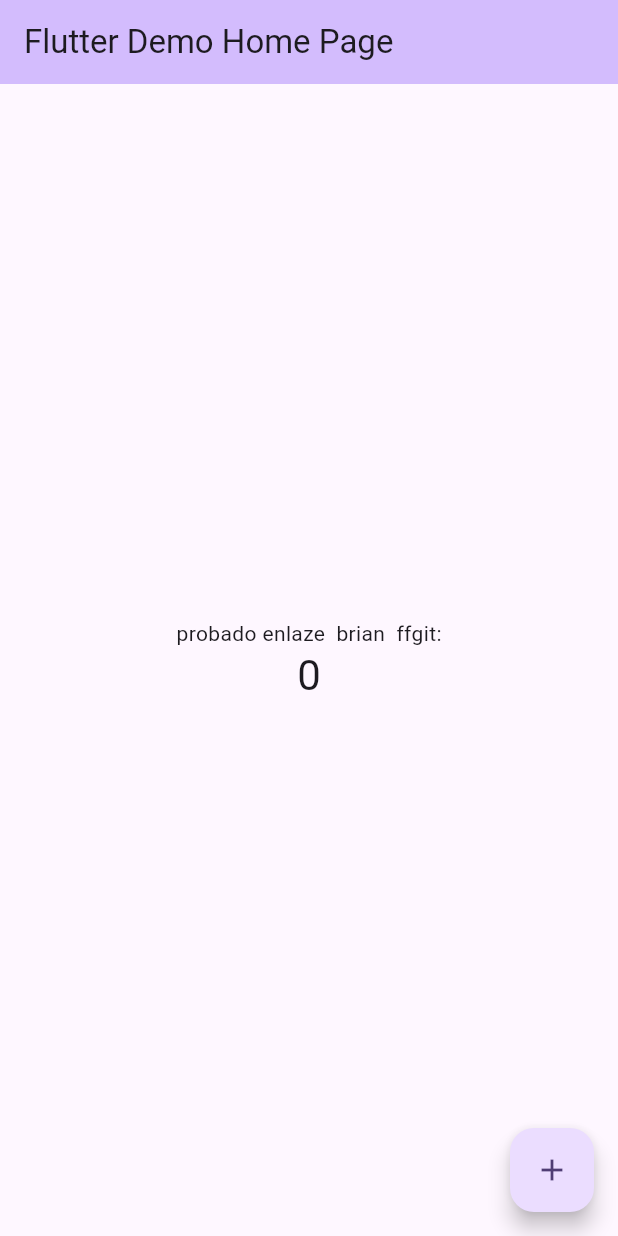
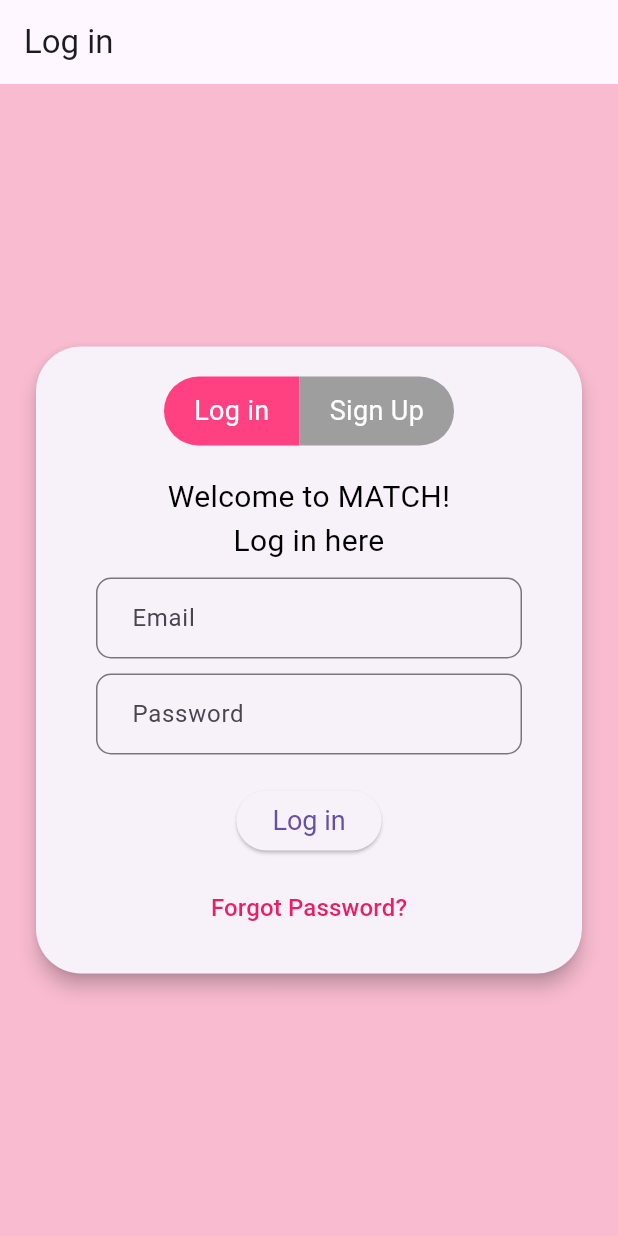
Before and after one commit to Brianpppp/proyecto_match, a Flutter app: the screen it shows after launch, on a phone screen of 412 x 824 dp. Run offline on Flutter 3.47's test engine with Material 3 defaults, Android fonts, the phone set to English and light mode, and no system bars; our stand-ins replace firebase_auth, firebase_core; accounts and stored records are empty.

Commit message:
creación de log in/sign up + bbdd

```diff
--- a/lib/main.dart
+++ b/lib/main.dart
@@ -1,126 +1,28 @@
-//archivo modificado 3
 import 'package:flutter/material.dart';
+import 'package:firebase_core/firebase_core.dart';
+import 'firebase_options.dart';
+import 'screens/login_registro_screen.dart'; // Ajusta la ruta de importación
 
-void main() {
-  runApp(const MyApp());
+void main() async {
+  // Código de inicialización de la aplicación
+  WidgetsFlutterBinding.ensureInitialized();
+  // Código de inicialización de Firebase
+  await Firebase.initializeApp(
+    options: DefaultFirebaseOptions.currentPlatform,
+  );
+  // Ejecuta la aplicación
+  runApp(MyApp());
 }
 
 class MyApp extends StatelessWidget {
-  const MyApp({super.key});
-
-  // This widget is the root of your application.
   @override
   Widget build(BuildContext context) {
     return MaterialApp(
-      title: 'Flutter Demo',
+      title: 'Flutter Authentication',
       theme: ThemeData(
-        // This is the theme of your application.
-        //
-        // TRY THIS: Try running your application with "flutter run". You'll see
-        // the application has a blue toolbar. Then, without quitting the app,
-        // try changing the seedColor in the colorScheme below to Colors.green
-        // and then invoke "hot reload" (save your changes or press the "hot
-        // reload" button in a Flutter-supported IDE, or press "r" if you used
-        // the command line to start the app).
-        //
-        // Notice that the counter didn't reset back to zero; the application
-        // state is not lost during the reload. To reset the state, use hot
-        // restart instead.
-        //
-        // This works for code too, not just values: Most code changes can be
-        // tested with just a hot reload.
-        colorScheme: ColorScheme.fromSeed(seedColor: Colors.deepPurple),
-        useMaterial3: true,
+        primarySwatch: Colors.pink,
       ),
-      home: const MyHomePage(title: 'Flutter Demo Home Page'),
+      home: AuthScreen(), // Utiliza AuthScreen como la pantalla principal
     );
   }
 }
-
-class MyHomePage extends StatefulWidget {
-  const MyHomePage({super.key, required this.title});
-
-  // This widget is the home page of your application. It is stateful, meaning
-  // that it has a State object (defined below) that contains fields that affect
-  // how it looks.
-
-  // This class is the configuration for the state. It holds the values (in this
-  // case the title) provided by the parent (in this case the App widget) and
-  // used by the build method of the State. Fields in a Widget subclass are
-  // always marked "final".
-
-  final String title;
-
-  @override
-  State<MyHomePage> createState() => _MyHomePageState();
-}
-
-class _MyHomePageState extends State<MyHomePage> {
-  int _counter = 0;
-
-  void _incrementCounter() {
-    setState(() {
-      // This call to setState tells the Flutter framework that something has
-      // changed in this State, which causes it to rerun the build method below
-      // so that the display can reflect the updated values. If we changed
-      // _counter without calling setState(), then the build method would not be
-      // called again, and so nothing would appear to happen.
-      _counter++;
-    });
-  }
-
-  @override
-  Widget build(BuildContext context) {
-    // This method is rerun every time setState is called, for instance as done
-    // by the _incrementCounter method above.
-    //
-    // The Flutter framework has been optimized to make rerunning build methods
-    // fast, so that you can just rebuild anything that needs updating rather
-    // than having to individually change instances of widgets.
-    return Scaffold(
-      appBar: AppBar(
-        // TRY THIS: Try changing the color here to a specific color (to
-        // Colors.amber, perhaps?) and trigger a hot reload to see the AppBar
-        // change color while the other colors stay the same.
-        backgroundColor: Theme.of(context).colorScheme.inversePrimary,
-        // Here we take the value from the MyHomePage object that was created by
-        // the App.build method, and use it to set our appbar title.
-        title: Text(widget.title),
-      ),
-      body: Center(
-        // Center is a layout widget. It takes a single child and positions it
-        // in the middle of the parent.
-        child: Column(
-          // Column is also a layout widget. It takes a list of children and
-          // arranges them vertically. By default, it sizes itself to fit its
-          // children horizontally, and tries to be as tall as its parent.
-          //
-          // Column has various properties to control how it sizes itself and
-          // how it positions its children. Here we use mainAxisAlignment to
-          // center the children vertically; the main axis here is the vertical
-          // axis because Columns are vertical (the cross axis would be
-          // horizontal).
-          //
-          // TRY THIS: Invoke "debug painting" (choose the "Toggle Debug Paint"
-          // action in the IDE, or press "p" in the console), to see the
-          // wireframe for each widget.
-          mainAxisAlignment: MainAxisAlignment.center,
-          children: <Widget>[
-            const Text(
-              'probado enlaze  brian  ffgit:',
-            ),
-            Text(
-              '$_counter',
-              style: Theme.of(context).textTheme.headlineMedium,
-            ),
-          ],
-        ),
-      ),
-      floatingActionButton: FloatingActionButton(
-        onPressed: _incrementCounter,
-        tooltip: 'Increment',
-        child: const Icon(Icons.add),
-      ), // This trailing comma makes auto-formatting nicer for build methods.
-    );
-  }
-}
--- /dev/null
+++ b/lib/screens/login_registro_screen.dart
@@ -0,0 +1,263 @@
+import 'package:flutter/material.dart';
+import 'package:firebase_core/firebase_core.dart';
+import 'package:firebase_auth/firebase_auth.dart';
+import '../firebase_options.dart';
+
+void main() async {
+  WidgetsFlutterBinding.ensureInitialized();
+  await Firebase.initializeApp(
+    options: DefaultFirebaseOptions.currentPlatform,
+  );
+  runApp(MyApp());
+}
+
+class MyApp extends StatelessWidget {
+  @override
+  Widget build(BuildContext context) {
+    return MaterialApp(
+      title: 'Flutter Authentication',
+      theme: ThemeData(
+        primarySwatch: Colors.pink,
+        colorScheme: ColorScheme.fromSwatch().copyWith(secondary: Colors.pink), // Definir el esquema de colores con el tono de rosa
+        backgroundColor: Colors.pink[100], // Establecer el color de fondo
+      ),
+      home: AuthScreen(),
+    );
+  }
+}
+
+class AuthScreen extends StatefulWidget {
+  @override
+  _AuthScreenState createState() => _AuthScreenState();
+}
+
+class _AuthScreenState extends State<AuthScreen> {
+  final _auth = FirebaseAuth.instance;
+  bool _isLoading = false;
+  bool _isLogin = true;
+  final _emailController = TextEditingController();
+  final _passwordController = TextEditingController();
+
+  Future<void> _authenticate(BuildContext context) async {
+    setState(() {
+      _isLoading = true;
+    });
+
+    try {
+      if (_isLogin) {
+        await _signInWithEmail(context);
+      } else {
+        await _signUpWithEmail();
+      }
+    } finally {
+      setState(() {
+        _isLoading = false;
+      });
+    }
+  }
+
+  Future<void> _signInWithEmail(BuildContext context) async {
+    try {
+      final userCredential = await _auth.signInWithEmailAndPassword(
+        email: _emailController.text,
+        password: _passwordController.text,
+      );
+      if (userCredential.user != null) {
+        ScaffoldMessenger.of(context).showSnackBar(
+          SnackBar(
+            content: Text('Log in successful!'),
+            duration: Duration(seconds: 2),
+          ),
+        );
+      }
+    } on FirebaseAuthException catch (error) {
+      _showErrorDialog(error.message ?? 'An error occurred');
+    }
+  }
+
+  Future<void> _signUpWithEmail() async {
+    try {
+      final userCredential = await _auth.createUserWithEmailAndPassword(
+        email: _emailController.text,
+        password: _passwordController.text,
+      );
+      if (userCredential.user != null) {
+        // Navigate to your desired screen after successful registration
+      }
+    } on FirebaseAuthException catch (error) {
+      _showErrorDialog(error.message ?? 'An error occurred');
+    }
+  }
+
+  Future<void> _resetPassword() async {
+    try {
+      await _auth.sendPasswordResetEmail(email: _emailController.text);
+      ScaffoldMessenger.of(context).showSnackBar(
+        SnackBar(
+          content: Text('Password reset email sent!'),
+          duration: Duration(seconds: 2),
+        ),
+      );
+    } catch (error) {
+      _showErrorDialog('Failed to send reset email. Please check your email address.');
+    }
+  }
+
+  void _showErrorDialog(String message) {
+    showDialog(
+      context: context,
+      builder: (ctx) => AlertDialog(
+        title: Text('Error'),
+        content: Text(message),
+        actions: <Widget>[
+          TextButton(
+            child: Text('Okay'),
+            onPressed: () {
+              Navigator.of(ctx).pop();
+            },
+          )
+        ],
+      ),
+    );
+  }
+
+  @override
+  Widget build(BuildContext context) {
+    return Scaffold(
+      appBar: AppBar(
+        title: Text(_isLogin ? 'Log in' : 'Sign Up'),
+      ),
+      body: Container(
+        color: Colors.pink[100],
+        padding: EdgeInsets.all(20),
+        child: Center(
+          child: SingleChildScrollView(
+            child: Card(
+              elevation: 5,
+              shape: RoundedRectangleBorder(
+                borderRadius: BorderRadius.circular(30),
+              ),
+              child: Padding(
+                padding: EdgeInsets.all(20),
+                child: Column(
+                  mainAxisAlignment: MainAxisAlignment.center,
+                  children: [
+                    Row(
+                      mainAxisAlignment: MainAxisAlignment.center,
+                      children: [
+                        GestureDetector(
+                          onTap: () {
+                            setState(() {
+                              _isLogin = true;
+                            });
+                          },
+                          child: Container(
+                            padding: EdgeInsets.symmetric(vertical: 10, horizontal: 20),
+                            decoration: BoxDecoration(
+                              color: _isLogin ? Colors.pinkAccent : Colors.grey,
+                              borderRadius: BorderRadius.only(
+                                topLeft: Radius.circular(30),
+                                bottomLeft: Radius.circular(30),
+                              ),
+                            ),
+                            child: Text(
+                              'Log in',
+                              style: TextStyle(color: Colors.white, fontSize: 18),
+                            ),
+                          ),
+                        ),
+                        GestureDetector(
+                          onTap: () {
+                            setState(() {
+                              _isLogin = false;
+                            });
+                          },
+                          child: Container(
+                            padding: EdgeInsets.symmetric(vertical: 10, horizontal: 20),
+                            decoration: BoxDecoration(
+                              color: _isLogin ? Colors.grey : Colors.pinkAccent,
+                              borderRadius: BorderRadius.only(
+                                topRight: Radius.circular(30),
+                                bottomRight: Radius.circular(30),
+                              ),
+                            ),
+                            child: Text(
+                              'Sign Up',
+                              style: TextStyle(color: Colors.white, fontSize: 18),
+                            ),
+                          ),
+                        ),
+                      ],
+                    ),
+                    SizedBox(height: 20),
+                    Text(
+                      _isLogin
+                          ? 'Welcome to MATCH!\nLog in here'
+                          : 'Welcome to MATCH!\nSign up here',
+                      textAlign: TextAlign.center,
+                      style: TextStyle(color: Colors.black, fontSize: 20),
+                    ),
+                    SizedBox(height: 10),
+                    Padding(
+                      padding: EdgeInsets.symmetric(horizontal: 20),
+                      child: TextField(
+                        controller: _emailController,
+                        decoration: InputDecoration(
+                          labelText: 'Email',
+                          border: OutlineInputBorder(
+                            borderRadius: BorderRadius.circular(10),
+                          ),
+                          contentPadding: EdgeInsets.symmetric(vertical: 15, horizontal: 20),
+                        ),
+                        keyboardType: TextInputType.emailAddress,
+                      ),
+                    ),
+                    SizedBox(height: 10),
+                    Padding(
+                      padding: EdgeInsets.symmetric(horizontal: 20),
+                      child: TextField(
+                        controller: _passwordController,
+                        decoration: InputDecoration(
+                          labelText: 'Password',
+                          border: OutlineInputBorder(
+                            borderRadius: BorderRadius.circular(10),
+                          ),
+                          contentPadding: EdgeInsets.symmetric(vertical: 15, horizontal: 20),
+                        ),
+                        obscureText: true,
+                      ),
+                    ),
+                    SizedBox(height: 20),
+                    ElevatedButton(
+                      onPressed: () => _authenticate(context),
+                      style: ElevatedButton.styleFrom(
+                        textStyle: TextStyle(fontSize: 18),
+                      ),
+                      child: Text(_isLogin ? 'Log in' : 'Sign Up'),
+                    ),
+                    SizedBox(height: 10),
+                    if (_isLogin)
+                      TextButton(
+                        onPressed: _resetPassword,
+                        child: Text(
+                          'Forgot Password?',
+                          style: TextStyle(fontSize: 16, color: Colors.pink),
+                        ),
+                      ),
+                  ],
+                ),
+              ),
+            ),
+          ),
+        ),
+      ),
+    );
+  }
+
+  @override
+  void dispose() {
+    _emailController.dispose();
+    _passwordController.dispose();
+    super.dispose();
+  }
+}
--- a/lib/screens/login_screen.dart
+++ /dev/null
@@ -1 +0,0 @@
-//login funcional
```
Also changed, not shown: pubspec.yaml (+6 -2 lines), lib/firebase_options.dart (added), lib/screens/signup_screen.dart (deleted), pubspec.lock, 3 other files.
